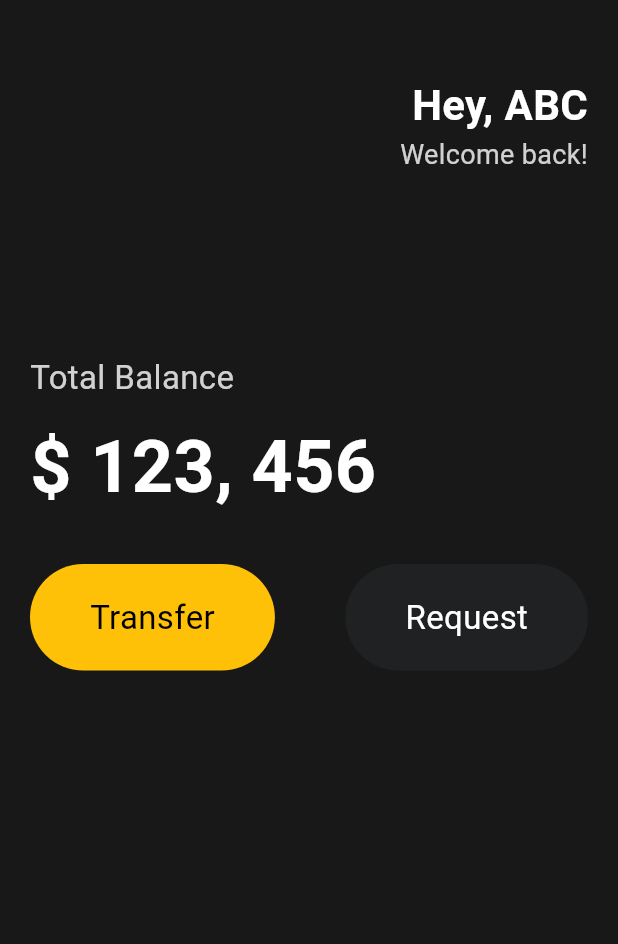
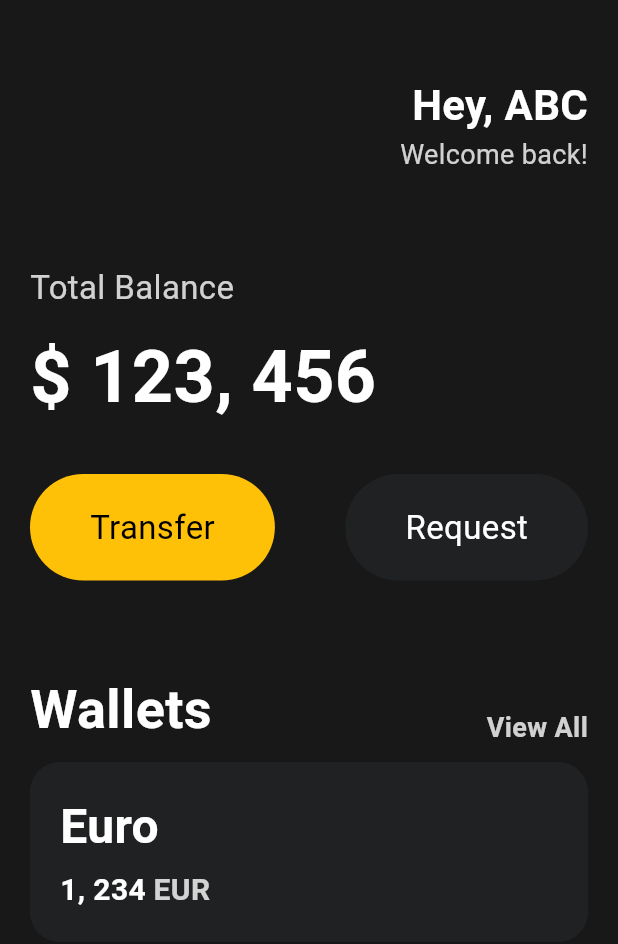
Before and after one commit to 938938/flutter_learn, a Flutter app: the screen it shows after launch, on a phone screen of 412 x 824 dp. Shown: the top 944 px of the screen. Run offline on Flutter 3.47's test engine with Material 3 defaults, Android fonts, the light colour scheme and no system bars.

Commit message:
[FEAT] 3.6 Cards

```diff
--- a/lib/main.dart
+++ b/lib/main.dart
@@ -44,7 +44,7 @@
                   ),
                 ],
               ),
-              SizedBox(height: 120),
+              SizedBox(height: 60),
               Text(
                 'Total Balance',
                 style: TextStyle(
@@ -65,9 +65,89 @@
               Row(
                 mainAxisAlignment: MainAxisAlignment.spaceBetween,
                 children: [
-                  Btn(text: 'Transfer', bgColor: Colors.amber, textColor: Colors.black),
-                  Btn(text: 'Request', bgColor: Color(0xFF1F2123), textColor: Colors.white),
+                  Btn(
+                    text: 'Transfer',
+                    bgColor: Colors.amber,
+                    textColor: Colors.black,
+                  ),
+                  Btn(
+                    text: 'Request',
+                    bgColor: Color(0xFF1F2123),
+                    textColor: Colors.white,
+                  ),
                 ],
+              ),
+              SizedBox(height: 60),
+              Row(
+                mainAxisAlignment: MainAxisAlignment.spaceBetween,
+                crossAxisAlignment: CrossAxisAlignment.end,
+                children: [
+                  Text(
+                    'Wallets',
+                    style: TextStyle(
+                      fontSize: 36,
+                      fontWeight: FontWeight.bold,
+                      color: Colors.white,
+                    ),
+                  ),
+                  Text(
+                    'View All',
+                    style: TextStyle(
+                      fontSize: 18,
+                      fontWeight: FontWeight.bold,
+                      color: Colors.white.withOpacity(0.8),
+                    ),
+                  ),
+                ],
+              ),
+              SizedBox(height: 10),
+              Container(
+                decoration: BoxDecoration(
+                  color: const Color(0xFF1F2123),
+                  borderRadius: BorderRadius.circular(20),
+                ),
+                child: Padding(
+                  padding: const EdgeInsets.all(20),
+                  child: Row(
+                    children: [
+                      Column(
+                        crossAxisAlignment: CrossAxisAlignment.start,
+                        children: [
+                          Text(
+                            'Euro',
+                            style: TextStyle(
+                              fontSize: 32,
+                              color: Colors.white,
+                              fontWeight: FontWeight.bold,
+                            ),
+                          ),
+                          SizedBox(height: 5),
+                          Row(
+                            children: [
+                              Text(
+                                '1, 234',
+                                style: TextStyle(
+                                  fontSize: 20,
+                                  color: Colors.white,
+                                  fontWeight: FontWeight.bold,
+                                ),
+                              ),
+                              SizedBox(width: 5,),
+                              Text(
+                                'EUR',
+                                style: TextStyle(
+                                  fontSize: 20,
+                                  color: Colors.white.withOpacity(0.8),
+                                  fontWeight: FontWeight.bold,
+                                ),
+                              ),
+                            ],
+                          ),
+                        ],
+                      ),
+                    ],
+                  ),
+                ),
               ),
             ],
           ),
```
